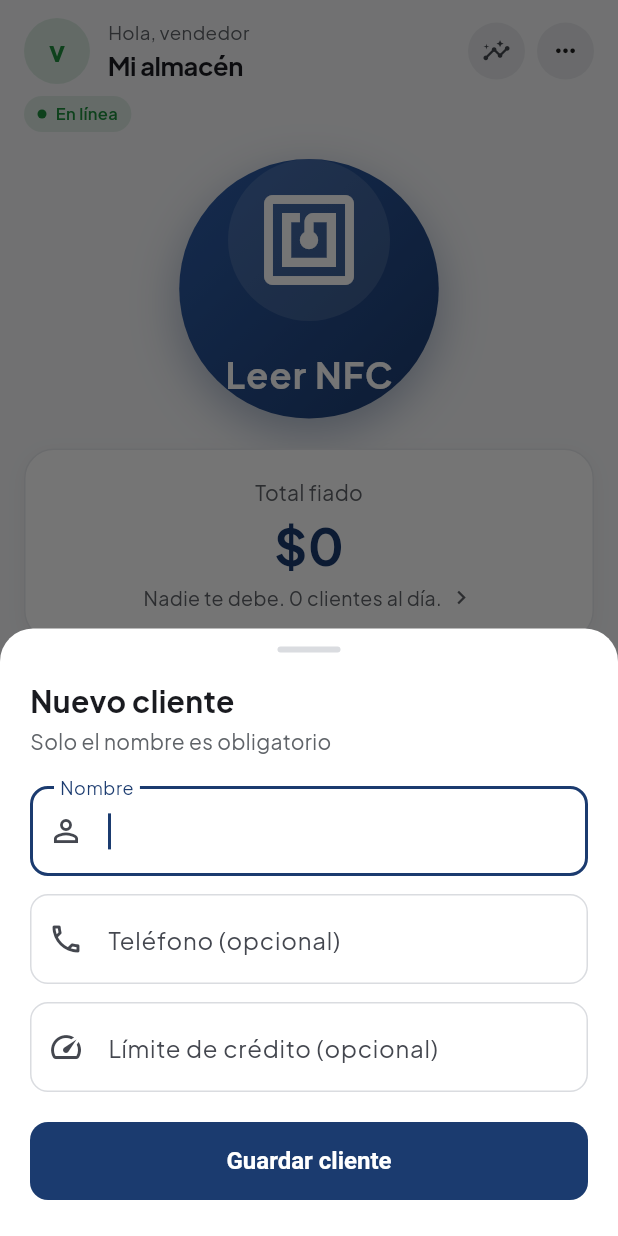
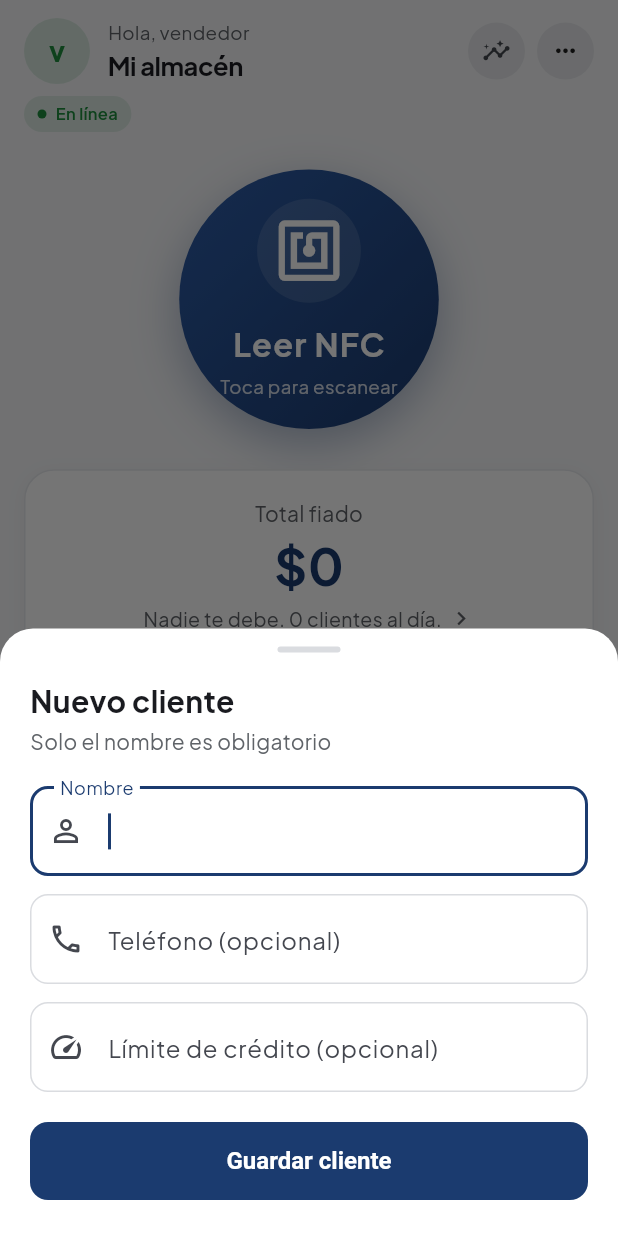
Before and after one commit to kallyfuu/Proyecto_Capstone, a Flutter app: the screen it shows once a user with an empty profile is signed in, after a tap on "Agregar cliente", on a phone screen of 412 x 824 dp. Run offline on Flutter 3.47's test engine with Material 3 defaults, Android fonts, the phone set to English and light mode, and no system bars; drawn by our look-alikes of flutter_animate; our stand-ins replace shared_preferences, shimmer, supabase_flutter; missing offline and left inert: nfc_manager; accounts and stored records are empty.

Commit message:
Pulido: desborde del NFC, aislamiento del pulso, login en tarjeta y carga en paralelo
Desborde bajo "Leer NFC". La causa no era la animacion: al achicar el circulo
a un cuarto de pantalla deje el contenido del tamano original. Un icono de 72
mas el titulo de 24 suman cerca de 177 puntos dentro de un circulo de 130. El
contenido ahora escala con el diametro, y la caja reserva un 8% extra para que
la escala del pulso tenga donde crecer.

RepaintBoundary alrededor del pulso. Sin el, cada cuadro de la respiracion
obligaba a repintar toda la lista de clientes que esta debajo.

Login dentro de una tarjeta sobre fondo gris, con borde fino y sombra apenas
perceptible, mas un pie de pagina discreto. Antes los campos flotaban en
blanco infinito.

El boton de entrar pasa a verde con un visto animado antes de cambiar de
pantalla, para que el salto no se sienta seco.

Las consultas independientes salen juntas con Future.wait, en el dashboard y
en el panel. Con conexion lenta es la diferencia entre esperar una vez y
esperar dos.

UNA CORRECCION A LO PEDIDO
La transicion al panel no se puede hacer con PageRouteBuilder porque nadie
navega: AuthGate escucha la sesion y cambia el widget que muestra, asi que no
hay ruta que empujar. Se hace con AnimatedSwitcher, que es el equivalente
cuando lo que cambia es el contenido y no la ruta. El desvanecido de 400 ms
queda igual.

Co-Authored-By: Claude Opus 5 <noreply@anthropic.com>

```diff
--- a/app/lib/main.dart
+++ b/app/lib/main.dart
@@ -66,7 +66,21 @@ class AuthGate extends StatelessWidget {
           );
         }
 
-        return sesion == null ? const LoginScreen() : const DashboardScreen();
+        // Desvanecido entre el login y el panel.
+        //
+        // No se puede usar PageRouteBuilder aqui: nadie navega. Esta pantalla
+        // escucha la sesion y cambia el widget que muestra, asi que no hay
+        // ruta que empujar ni transicion de ruta que configurar. El cambio se
+        // suaviza con AnimatedSwitcher, que es el equivalente cuando lo que
+        // cambia es el contenido y no la ruta.
+        return AnimatedSwitcher(
+          duration: const Duration(milliseconds: 400),
+          switchInCurve: Curves.easeOut,
+          switchOutCurve: Curves.easeIn,
+          child: sesion == null
+              ? const LoginScreen(key: ValueKey('login'))
+              : const DashboardScreen(key: ValueKey('panel')),
+        );
       },
     );
   }
--- a/app/lib/screens/dashboard_screen.dart
+++ b/app/lib/screens/dashboard_screen.dart
@@ -53,15 +53,22 @@ class _DashboardScreenState extends State<DashboardScreen> {
     });
 
     try {
-      final negocios = await _supabase.from('negocios').select();
-
+      // Las dos consultas son independientes, asi que salen juntas en vez de
+      // una despues de la otra. Con una conexion lenta eso es la diferencia
+      // entre esperar una vez y esperar dos.
+      //
       // Ordena la base, no la app: el que mas debe primero, que es a quien hay
       // que cobrarle. Ojo que en Dart `order` viene DESCENDENTE por defecto,
       // por eso el `ascending: true` explicito.
-      final filas = await _supabase
+      final respuestas = await Future.wait([
+        _supabase.from('negocios').select(),
+        _supabase
             .from('v_clientes_saldo')
             .select()
-          .order('saldo', ascending: true);
+            .order('saldo', ascending: true),
+      ]);
+      final negocios = respuestas[0];
+      final filas = respuestas[1];
 
       if (!mounted) return;
 
@@ -409,13 +416,27 @@ class _DashboardScreenState extends State<DashboardScreen> {
               // Respiracion lenta para que se note que es el acceso
               // principal. Es una escala sobre un widget chico: no redibuja
               // la lista ni cuesta cuadros.
-              _botonCircularNfc(diametro)
+              // RepaintBoundary aisla el pulso en su propia capa: sin el,
+              // cada cuadro de la animacion obliga a repintar toda la lista
+              // de clientes que esta debajo.
+              //
+              // El alto reservado es mayor que el circulo para que la escala
+              // tenga donde crecer. Sin ese margen, el widget se pasa de su
+              // caja y Flutter dibuja la franja de desborde.
+              RepaintBoundary(
+                child: SizedBox(
+                  height: diametro * 1.08,
+                  child: Center(
+                    child: _botonCircularNfc(diametro)
                         .animate(onPlay: (c) => c.repeat(reverse: true))
                         .scale(
                           begin: const Offset(1, 1),
                           end: const Offset(1.035, 1.035),
                           duration: 1600.ms,
                           curve: Curves.easeInOut,
+                        ),
+                  ),
+                ),
               ),
               const SizedBox(height: 20),
               _tarjetaResumen(totalFiado, cuantosDeben, totalClientes),
@@ -638,28 +659,32 @@ class _DashboardScreenState extends State<DashboardScreen> {
               mainAxisAlignment: MainAxisAlignment.center,
               children: [
                 Container(
-                  padding: const EdgeInsets.all(18),
+                  padding: EdgeInsets.all(diametro * 0.06),
                   decoration: BoxDecoration(
                     color: Colors.white.withValues(alpha: 0.12),
                     shape: BoxShape.circle,
                   ),
-                  child: const Icon(Icons.nfc, size: 72, color: Colors.white),
+                  child: Icon(
+                    Icons.nfc,
+                    size: diametro * 0.28,
+                    color: Colors.white,
                   ),
-                const SizedBox(height: 18),
-                const Text(
+                ),
+                SizedBox(height: diametro * 0.07),
+                Text(
                   'Leer NFC',
                   style: TextStyle(
-                    fontSize: 24,
+                    fontSize: diametro * 0.125,
                     fontWeight: FontWeight.bold,
                     color: Colors.white,
                     letterSpacing: 0.8,
                   ),
                 ),
-                const SizedBox(height: 6),
+                SizedBox(height: diametro * 0.02),
                 Text(
                   'Toca para escanear',
                   style: TextStyle(
-                    fontSize: 13,
+                    fontSize: diametro * 0.072,
                     color: Colors.white.withValues(alpha: 0.8),
                   ),
                 ),
--- a/app/lib/screens/login_screen.dart
+++ b/app/lib/screens/login_screen.dart
@@ -23,6 +23,7 @@ class _LoginScreenState extends State<LoginScreen> {
   bool _cargando = false;
   bool _modoRegistro = false;
   bool _verClave = false;
+  bool _entroBien = false;
   String? _error;
 
   @override
@@ -51,7 +52,11 @@ class _LoginScreenState extends State<LoginScreen> {
         await auth.signInWithPassword(email: email, password: password);
       }
       // Si sale bien no navegamos a mano: el AuthGate de main.dart escucha el
-      // cambio de sesion y cambia de pantalla solo.
+      // cambio de sesion y cambia de pantalla solo. Antes de que eso pase,
+      // dejamos el boton en verde con el visto para que la transicion no se
+      // sienta un corte seco.
+      if (mounted) setState(() => _entroBien = true);
+      await Future<void>.delayed(const Duration(milliseconds: 550));
     } on AuthException catch (e) {
       setState(() => _error = _mensajeAmigable(e.message));
     } catch (_) {
@@ -79,14 +84,25 @@ class _LoginScreenState extends State<LoginScreen> {
   @override
   Widget build(BuildContext context) {
     return Scaffold(
+      backgroundColor: AppTheme.fondoDe(context),
       body: SafeArea(
         child: Center(
           child: SingleChildScrollView(
-            padding: const EdgeInsets.all(24),
+            padding: const EdgeInsets.all(22),
             child: ConstrainedBox(
               constraints: const BoxConstraints(maxWidth: 420),
               // Entrada suave, una sola vez. No se repite: una animacion que
               // vuelve a correr cada vez que algo cambia marea y cuesta cuadros.
+              child: Column(
+                children: [
+                  Container(
+                    padding: const EdgeInsets.fromLTRB(24, 30, 24, 26),
+                    decoration: BoxDecoration(
+                      color: Theme.of(context).colorScheme.surface,
+                      borderRadius: BorderRadius.circular(24),
+                      border: Border.all(color: AppTheme.bordeDe(context)),
+                      boxShadow: AppTheme.sombraSuave,
+                    ),
                     child:
                   Form(
                     key: _formKey,
@@ -217,10 +233,33 @@ class _LoginScreenState extends State<LoginScreen> {
                       ),
                     ],
                     const SizedBox(height: 24),
+                    // El boton cuenta en que va: espera, exito o listo para
+                    // pulsar. El verde con el visto dura un instante antes de
+                    // que el AuthGate cambie de pantalla, para que el salto al
+                    // panel no se sienta seco.
                     FilledButton(
-                      onPressed: _cargando ? null : _enviar,
-                      child: _cargando
+                      style: _entroBien
+                          ? FilledButton.styleFrom(
+                              backgroundColor: AppTheme.cumplidorDe(context),
+                            )
+                          : null,
+                      onPressed: (_cargando || _entroBien) ? null : _enviar,
+                      child: AnimatedSwitcher(
+                        duration: const Duration(milliseconds: 220),
+                        child: _entroBien
+                            ? Icon(
+                                Icons.check_rounded,
+                                key: const ValueKey('ok'),
+                                color: AppTheme.sobreAcentoDe(context),
+                              ).animate().scale(
+                                begin: const Offset(0.4, 0.4),
+                                end: const Offset(1, 1),
+                                duration: 260.ms,
+                                curve: Curves.easeOutBack,
+                              )
+                            : _cargando
                             ? SizedBox(
+                                key: const ValueKey('cargando'),
                                 height: 22,
                                 width: 22,
                                 child: CircularProgressIndicator(
@@ -229,7 +268,11 @@ class _LoginScreenState extends State<LoginScreen> {
                                 ),
                               )
                             : Text(
-                              _modoRegistro ? 'Crear cuenta' : 'Iniciar sesión',
+                                _modoRegistro
+                                    ? 'Crear cuenta'
+                                    : 'Iniciar sesión',
+                                key: const ValueKey('texto'),
+                              ),
                       ),
                     ),
                     const SizedBox(height: 8),
@@ -248,6 +291,20 @@ class _LoginScreenState extends State<LoginScreen> {
                     ),
                   ],
                 ),
+                  ),
+                  ),
+                  const SizedBox(height: 20),
+                  Text(
+                    'Sistema de Fiado Inteligente  •  Versión 1.0',
+                    textAlign: TextAlign.center,
+                    style: TextStyle(
+                      fontSize: 11.5,
+                      color: AppTheme.textoTenueDe(
+                        context,
+                      ).withValues(alpha: 0.85),
+                    ),
+                  ),
+                ],
               ).animate().fadeIn(duration: 450.ms).slideY(
                 begin: 0.08,
                 end: 0,
--- a/app/lib/screens/panel_screen.dart
+++ b/app/lib/screens/panel_screen.dart
@@ -45,12 +45,16 @@ class _PanelScreenState extends State<PanelScreen> {
       final desde = DateTime(ahora.year, ahora.month - 5, 1);
 
       // Ninguna consulta filtra por negocio: lo hace el RLS del motor.
-      final movimientos = await _supabase
-          .from('transacciones')
-          .select('monto, fecha_local, synced_at')
-          .gte('fecha_local', desde.toUtc().toIso8601String());
-
-      final filas = await _supabase.from('v_clientes_saldo').select();
+      // Independientes entre si: van juntas y no una tras otra.
+      final respuestas = await Future.wait([
+        _supabase
+            .from('transacciones')
+            .select('monto, fecha_local, synced_at')
+            .gte('fecha_local', desde.toUtc().toIso8601String()),
+        _supabase.from('v_clientes_saldo').select(),
+      ]);
+      final movimientos = respuestas[0];
+      final filas = respuestas[1];
 
       if (!mounted) return;
 
```
Lines whose indentation alone changed are shown as unchanged.
